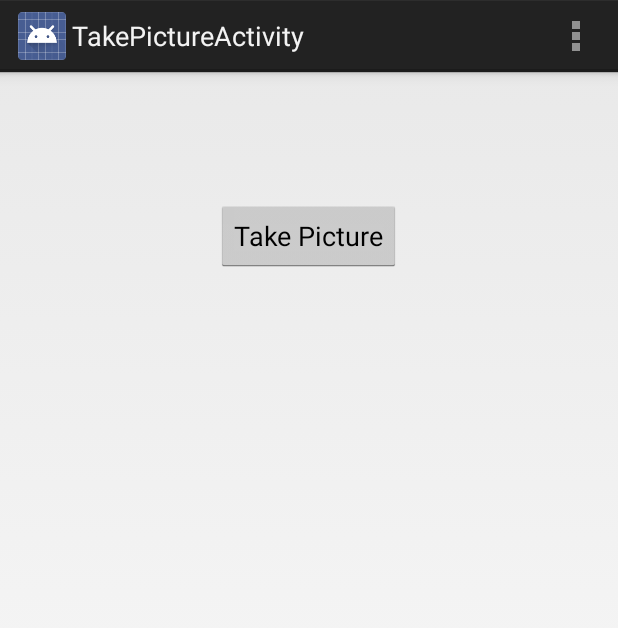
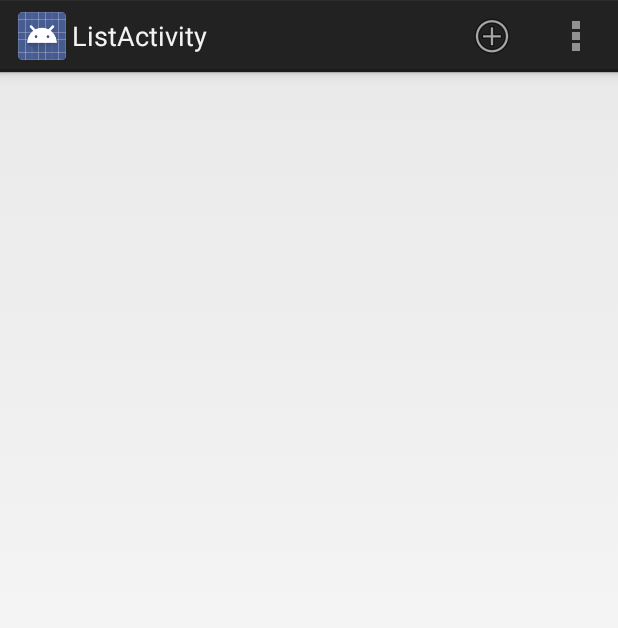
Before and after one commit to julioa/picsine, an Android app: the screen it shows after launch (TakePictureActivity before the commit, ListActivity after it), on a phone screen of 412 x 824 dp. Shown: the top 628 px of the screen. Run offline under Robolectric (Android 15) with nearby library versions, the phone set to English and light mode, and no system bars.

Commit message:
Activity con ejemplo de aplicación de mensajería añadido.

```diff
--- a/app/src/main/AndroidManifest.xml
+++ b/app/src/main/AndroidManifest.xml
@@ -19,8 +19,13 @@
         <activity
             android:name="com.cesine.picsine.app.TakePictureActivity"
             android:label="@string/title_activity_take_picture" >
+        </activity>
+        <activity
+            android:name="com.mycompany.myapp.ListActivity"
+            android:label="@string/title_activity_list" >
             <intent-filter>
                 <action android:name="android.intent.action.MAIN" />
+
                 <category android:name="android.intent.category.LAUNCHER" />
             </intent-filter>
         </activity>
--- /dev/null
+++ b/app/src/main/java/com/mycompany/myapp/ListActivity.java
@@ -0,0 +1,62 @@
+package com.mycompany.myapp;
+
+import android.app.Activity;
+import android.os.Bundle;
+import android.view.Menu;
+import android.view.MenuItem;
+import android.widget.Toast;
+
+import com.cesine.picsine.app.R;
+
+
+public class ListActivity extends Activity {
+
+    @Override
+    protected void onCreate(Bundle savedInstanceState) {
+        super.onCreate(savedInstanceState);
+        setContentView(R.layout.activity_list);
+        if (savedInstanceState == null) {
+            getFragmentManager().beginTransaction()
+                    .add(R.id.container, new ListFragment())
+                    .commit();
+        }
+    }
+
+
+    @Override
+    public boolean onCreateOptionsMenu(Menu menu) {
+
+        // Inflate the menu; this adds items to the action bar if it is present.
+        getMenuInflater().inflate(R.menu.list, menu);
+        return true;
+    }
+
+    @Override
+    public boolean onOptionsItemSelected(MenuItem item) {
+        // Handle action bar item clicks here. The action bar will
+        // automatically handle clicks on the Home/Up button, so long
+        // as you specify a parent activity in AndroidManifest.xml.
+/*        int id = item.getItemId();
+        if (id == R.id.action_settings) {
+            return true;
+        }
+        return super.onOptionsItemSelected(item);*/
+
+        switch (item.getItemId()) {
+            // action with ID action_refresh was selected
+            case R.id.action_addFriend:
+                Toast.makeText(this, "Add selected", Toast.LENGTH_SHORT)
+                        .show();
+                break;
+            // action with ID action_settings was selected
+            case R.id.action_settings:
+                Toast.makeText(this, "Settings selected", Toast.LENGTH_SHORT)
+                        .show();
+                break;
+            default:
+                break;
+        }
+
+        return true;
+    }
+}
--- /dev/null
+++ b/app/src/main/java/com/mycompany/myapp/ListAdapter.java
@@ -0,0 +1,53 @@
+package com.mycompany.myapp;
+
+import android.content.Context;
+import android.view.LayoutInflater;
+import android.view.View;
+import android.view.ViewGroup;
+import android.widget.BaseAdapter;
+import android.widget.ImageView;
+import android.widget.TextView;
+
+import com.cesine.picsine.app.R;
+import com.mycompany.myapp.model.Friend.ManagerAmigos;
+
+/**
+ * Created by julioa on 27/03/14.
+ */
+public class ListAdapter extends BaseAdapter {
+    private final Context context;
+    private final String[] values;
+
+    public ListAdapter(Context context, String[] values) {
+        //super(context, R.layout.rowlayout, values);
+        this.context = context;
+        this.values = values;
+    }
+
+    @Override
+    public int getCount() {
+        return ManagerAmigos.getInstance().getCount();
+    }
+
+    @Override
+    public Object getItem(int position) {
+        return ManagerAmigos.getInstance().getFriend(position);
+    }
+
+    @Override
+    public long getItemId(int position) {
+        return ManagerAmigos.getInstance().getFriend(postion).getName().hashCode();
+    }
+
+    @Override
+    public View getView(int position, View convertView, ViewGroup parent) {
+        LayoutInflater inflater = (LayoutInflater) context
+                .getSystemService(Context.LAYOUT_INFLATER_SERVICE);
+        View rowView = inflater.inflate(R.layout.rowlayout, parent, false);
+        TextView textView = (TextView) rowView.findViewById(R.id.label);
+        ImageView imageView = (ImageView) rowView.findViewById(R.id.icon);
+        textView.setText(ManagerAmigos.getInstance().getFriend(position).getName());
+
+        return rowView;
+    }
+}
--- /dev/null
+++ b/app/src/main/java/com/mycompany/myapp/ListFragment.java
@@ -0,0 +1,59 @@
+package com.mycompany.myapp;
+
+import android.app.Activity;
+import android.app.Fragment;
+import android.os.Bundle;
+import android.view.LayoutInflater;
+import android.view.View;
+import android.view.ViewGroup;
+import android.widget.AdapterView;
+import android.widget.ListView;
+import android.widget.Toast;
+
+import com.cesine.picsine.app.R;
+
+/**
+ * Created by julioa on 27/03/14.
+ */
+public class ListFragment extends Fragment {
+
+    String[] values = new String[] { "Android", "iPhone", "WindowsMobile",
+            "Blackberry", "WebOS", "Ubuntu", "Windows7", "Max OS X",
+            "Linux", "OS/2", "Ubuntu", "Windows7", "Max OS X", "Linux",
+            "OS/2", "Ubuntu", "Windows7", "Max OS X", "Linux", "OS/2",
+            "Android", "iPhone", "WindowsMobile" };
+
+    public ListFragment() {
+    }
+
+    @Override
+    public View onCreateView(LayoutInflater inflater, ViewGroup container,
+                             Bundle savedInstanceState) {
+        View rootView = inflater.inflate(R.layout.fragment_main2, container, false);
+
+        return rootView;
+    }
+
+    @Override
+    public void onAttach(Activity activity) {
+        super.onAttach(activity);
+    }
+
+    @Override
+    public void onActivityCreated(Bundle savedInstanceState) {
+        super.onActivityCreated(savedInstanceState);
+        final ListView listview = (ListView) getView().findViewById(R.id.listView);
+
+        final ListAdapter adapter = new ListAdapter(getActivity(), values);
+        listview.setAdapter(adapter);
+        listview.setOnItemClickListener(new AdapterView.OnItemClickListener() {
+            @Override
+            public void onItemClick(AdapterView<?> parent, View view,
+                                    int position, long id) {
+                Toast.makeText(getActivity(),
+                        "Click  " + position + ":" + values[position], Toast.LENGTH_SHORT)
+                        .show();
+            }
+        });
+    }
+}
--- /dev/null
+++ b/app/src/main/java/com/mycompany/myapp/model/Friend/ManagerAmigos.java
@@ -0,0 +1,40 @@
+package com.mycompany.myapp.model.Friend;
+
+import java.util.ArrayList;
+import java.util.List;
+
+/**
+ * Created by julioa on 10/04/14.
+ */
+public class ManagerAmigos {
+
+    private List<Friend> amigos = new ArrayList();
+
+    private ManagerAmigos() {}
+
+    private static ManagerAmigos instance = null;
+
+    public static ManagerAmigos getInstance() {
+        if (instance == null) {
+            instance = new ManagerAmigos();
+        }
+
+        return instance;
+    }
+
+    public void addFriend(Friend friend) {
+        amigos.add(friend);
+    }
+
+    public int getCount() {
+        return amigos.size();
+    }
+
+    public Friend getFriend(int order) {
+        return amigos.get(order);
+    }
+
+
+
+
+}
--- /dev/null
+++ b/app/src/main/res/layout/activity_list.xml
@@ -0,0 +1,7 @@
+<FrameLayout xmlns:android="http://schemas.android.com/apk/res/android"
+    xmlns:tools="http://schemas.android.com/tools"
+    android:id="@+id/container"
+    android:layout_width="match_parent"
+    android:layout_height="match_parent"
+    tools:context="com.mycompany.myapp.ListActivity"
+    tools:ignore="MergeRootFrame" />
--- a/app/src/main/res/layout/activity_take_picture.xml
+++ b/app/src/main/res/layout/activity_take_picture.xml
@@ -19,9 +19,9 @@
         android:layout_centerHorizontal="true"
         android:layout_marginTop="69dp" />
 
-    <ImageView
-        android:layout_width="wrap_content"
-        android:layout_height="wrap_content"
+    <com.cesine.picsine.app.FaceImageView
+        android:layout_width="fill_parent"
+        android:layout_height="fill_parent"
         android:id="@+id/imageView"
         android:layout_below="@+id/button"
         android:layout_centerHorizontal="true"
--- /dev/null
+++ b/app/src/main/res/layout/fragment_main2.xml
@@ -0,0 +1,19 @@
+<RelativeLayout xmlns:android="http://schemas.android.com/apk/res/android"
+    xmlns:tools="http://schemas.android.com/tools"
+    android:layout_width="match_parent"
+    android:layout_height="match_parent"
+    android:paddingLeft="@dimen/activity_horizontal_margin"
+    android:paddingRight="@dimen/activity_horizontal_margin"
+    android:paddingTop="@dimen/activity_vertical_margin"
+    android:paddingBottom="@dimen/activity_vertical_margin"
+    tools:context="com.mycompany.myapp.ListActivity$PlaceholderFragment">
+
+    <ListView
+        android:layout_width="wrap_content"
+        android:layout_height="wrap_content"
+        android:id="@+id/listView"
+        android:layout_centerHorizontal="true"
+        android:layout_alignParentEnd="true"
+        android:layout_alignParentStart="true"
+        android:layout_alignParentTop="true" />
+</RelativeLayout>
--- /dev/null
+++ b/app/src/main/res/menu/list.xml
@@ -0,0 +1,15 @@
+<menu xmlns:android="http://schemas.android.com/apk/res/android"
+    xmlns:tools="http://schemas.android.com/tools"
+    tools:context="com.mycompany.myapp.ListActivity" >
+
+    <item
+        android:id="@+id/action_addFriend"
+        android:orderInCategory="100"
+        android:showAsAction="always"
+        android:icon="@android:drawable/ic_menu_add"
+        android:title="Add Friend"/>
+
+    <item android:id="@+id/action_settings"
+        android:title="@string/action_settings"
+        android:showAsAction="never" />
+</menu>
--- a/app/src/main/res/values/strings.xml
+++ b/app/src/main/res/values/strings.xml
@@ -9,5 +9,6 @@
     <string name="hello_world">Hello world!</string>
     <string name="action_settings">Settings</string>
     <string name="title_activity_take_picture">TakePictureActivity</string>
+    <string name="title_activity_list">ListActivity</string>
 
 </resources>
--- a/build.gradle
+++ b/build.gradle
@@ -5,7 +5,7 @@ buildscript {
         mavenCentral()
     }
     dependencies {
-        classpath 'com.android.tools.build:gradle:0.8.+'
+        classpath 'com.android.tools.build:gradle:0.9.+'
     }
 }
 
```
Also changed, not shown: app/src/main/java/com/cesine/picsine/app/CameraFragment.java (+10 -2 lines), app/src/main/java/com/cesine/picsine/app/FaceImageView.java (added, +111 -0 lines), app/src/main/java/com/cesine/picsine/app/TakePictureActivity.java (+18 -18 lines), app/src/main/java/com/mycompany/myapp/AddFriendDialog.java (added, +27 -0 lines), app/src/main/java/com/mycompany/myapp/model/Friend/Friend.java (added, +41 -0 lines), app/src/main/java/com/mycompany/myapp/model/Friend/Mensaje.java (added, +16 -0 lines), app/src/main/res/layout/rowlayout.xml (added, +43 -0 lines), gradle/wrapper/gradle-wrapper.properties, 2 other files.
